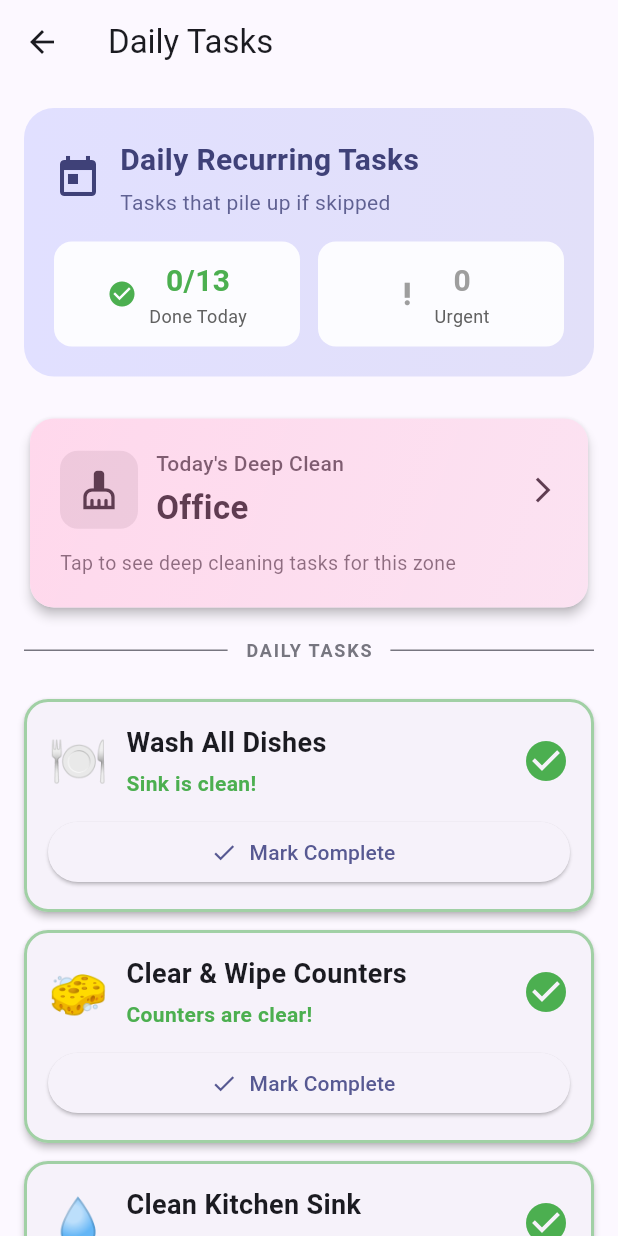
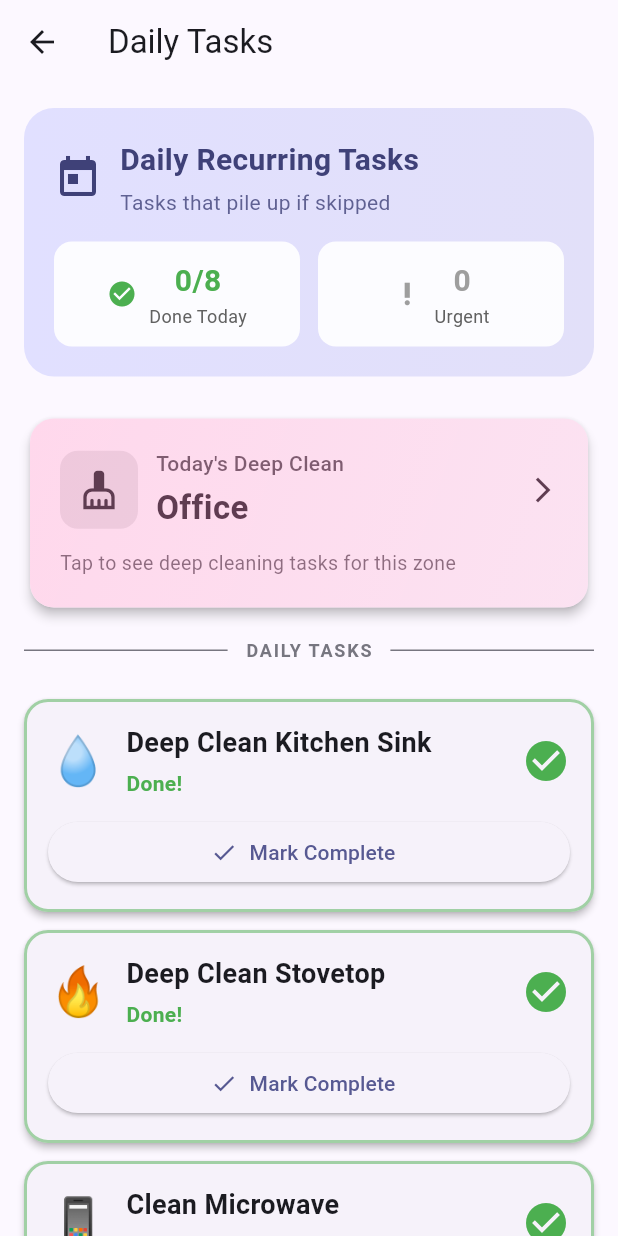
Before and after one commit to dylanmoses235-lang/house-manager-app, a Flutter app: the DailyTasksScreen screen opened directly, on a phone screen of 412 x 824 dp. Run offline on Flutter 3.47's test engine with Material 3 defaults, Android fonts, the phone set to English and light mode, and no system bars; our stand-ins replace cloud_firestore, firebase_auth, firebase_storage, fl_chart, flutter_local_notifications, geolocator and 9 more; accounts and stored records are empty; generated files the repository leaves out were written again; statements that could not run were skipped.

Commit message:
feat(cleaning): implement daily essentials + zone deep-cleaning system
PROBLEM SOLVED:
- Old system: dishes/laundry/trash pile up for days
- New system: daily essentials prevent pileup + zones for deep-cleaning

CHANGES:
- Split tasks into Daily Essentials (done every day) and Zone Tasks (deep-cleaning rotation)
- Daily Essentials: dishes, counters, dog bowls, trash, floor sweep, bathroom quick-clean, laundry
- Zone Tasks: deeper cleaning specific to each area (Monday=Kitchen deep-clean, etc.)
- Updated cleaning_data.dart to reflect deep-cleaning tasks only
- Updated daily_tasks_data.dart with new Daily Essentials structure
- Added NEW_CLEANING_SYSTEM_EXPLAINED.md with complete system explanation

BENEFITS:
✅ No more dish/laundry/trash pileup
✅ Still deep-clean all zones weekly
✅ More manageable daily routine
✅ Better time distribution (~60-70min daily essentials + zone deep-clean)

```diff
--- a/lib/data/cleaning_data.dart
+++ b/lib/data/cleaning_data.dart
@@ -1,5 +1,7 @@
 class CleaningData {
-  // Zone to Day mapping
+  // Zone to Day mapping - Rotating Deep Cleaning Schedule
+  // Daily essentials (dishes, trash, etc.) are done EVERY day
+  // Zone tasks are the DEEP CLEANING for each area
   static Map<String, String> zoneSchedule = {
     'Monday': 'Kitchen',
     'Tuesday': 'Bathroom',
@@ -10,24 +12,21 @@ class CleaningData {
     'Sunday': 'Reset',
   };
 
-  // Zone cleaning tasks (from your spreadsheet)
+  // Zone DEEP CLEANING tasks - these are done on your zone day
+  // NOTE: Daily essentials like dishes, counters, trash are done EVERY DAY
+  // These are the deeper/less frequent tasks for each zone
   static Map<String, List<Map<String, String>>> zoneTasks = {
     'Kitchen': [
       {
         'task': 'Clear all clutter from center table',
-        'howTo': 'Put away items, trash the garbage, create clear workspace - this is priority #1'
+        'howTo': 'Put away items, trash the garbage, create clear workspace - deep organization'
       },
+      // REMOVED dishes - that's done DAILY now!
+      // REMOVED countertops - that's done DAILY now!
+      // REMOVED trash - that's done DAILY now!
       {
-        'task': 'Clear and organize countertops',
-        'howTo': 'Put away items, wipe down all counter surfaces'
-      },
-      {
-        'task': 'Wash all dishes in sink',
-        'howTo': 'Load dishwasher or hand-wash, dry and put away'
-      },
-      {
-        'task': 'Wipe stovetop',
-        'howTo': 'Remove pots/pans first, use degreaser on burners and knobs'
+        'task': 'Deep clean stovetop',
+        'howTo': 'Remove grates, deep clean with degreaser, clean knobs thoroughly'
       },
       {
         'task': 'Clean microwave inside/out',
@@ -42,8 +41,8 @@ class CleaningData {
         'howTo': 'All handles, lower edges where dogs reach'
       },
       {
-        'task': 'Clean sink and faucet',
-        'howTo': 'Scrub basin, shine faucet, wipe around edges'
+        'task': 'Deep clean sink and faucet',
+        'howTo': 'Deep scrub basin and drain, polish faucet, detail edges and caulk'
       },
       {
         'task': 'Wipe backsplash tiles',
@@ -54,12 +53,12 @@ class CleaningData {
         'howTo': 'Toaster, coffee maker - including underneath'
       },
       {
-        'task': 'Empty trash completely',
-        'howTo': 'Take out bag, wipe can inside/out'
+        'task': 'Deep clean trash can',
+        'howTo': 'Wash can inside and out, scrub lid, sanitize'
       },
       {
-        'task': 'Clean dog bowl area',
-        'howTo': 'Wipe bowls, clean feeding mat, sweep around it'
+        'task': 'Deep clean dog bowl area',
+        'howTo': 'Scrub feeding mat, wash area floor, organize dog supplies'
       },
       {
         'task': 'Sweep entire floor',
@@ -79,13 +78,15 @@ class CleaningData {
         'task': 'Pick up all floor items',
         'howTo': 'Clothes to hamper, trash to bin - clear the floor first'
       },
+      // REMOVED quick sink wipe - that's done DAILY now!
+      // This is DEEP CLEAN day for bathroom
       {
         'task': 'Clear vanity countertop',
         'howTo': 'Put items away or in organizer basket'
       },
       {
-        'task': 'Wipe vanity counter & backsplash',
-        'howTo': 'Full counter wipe after clearing items'
+        'task': 'Deep clean vanity and backsplash',
+        'howTo': 'Move all items, scrub backsplash, clean under items, organize drawers'
       },
       {
         'task': 'Clean mirror edge to edge',
@@ -96,20 +97,12 @@ class CleaningData {
         'howTo': 'Scrub basin, polish faucet and handles'
       },
       {
-        'task': 'Scrub toilet bowl',
-        'howTo': 'Brush and cleaner, under rim too'
+        'task': 'Deep clean toilet',
+        'howTo': 'Scrub bowl + under rim, wipe tank/lid/seat/base/floor - full detail clean'
       },
       {
-        'task': 'Wipe toilet exterior',
-        'howTo': 'Tank, lid, seat, base, floor around it - top to bottom'
-      },
-      {
-        'task': 'Wipe shower/tub walls',
-        'howTo': 'Gray tiles and brown accent tiles, focus on soap scum'
-      },
-      {
-        'task': 'Clean shower floor/tub',
-        'howTo': 'Scrub and rinse grime'
+        'task': 'Deep clean shower/tub',
+        'howTo': 'Scrub walls, floor, ledges thoroughly - tackle soap scum and grime'
       },
       {
         'task': 'Wipe shower ledge & bottles',
@@ -128,12 +121,8 @@ class CleaningData {
         'howTo': 'Replace pad if needed, wipe mat underneath'
       },
       {
-        'task': 'Sweep/vacuum floor',
-        'howTo': 'All corners, behind toilet, get dog hair'
-      },
-      {
-        'task': 'Mop floor',
-        'howTo': 'Disinfectant mop, pay attention to toilet base and grout'
+        'task': 'Deep sweep and mop floor',
+        'howTo': 'Thorough sweep of all corners, behind toilet, then disinfectant mop'
       },
       {
         'task': 'Wipe baseboards',
@@ -141,95 +130,68 @@ class CleaningData {
       },
     ],
     'Bedroom': [
+      // Daily: make bed, pick up floor clutter
+      // Zone day: DEEP CLEAN
       {
         'task': 'Make bed fully',
         'howTo': 'Straighten sheets, pillows, blankets - remove any clutter from bed'
       },
       {
-        'task': 'Pick up floor clutter',
-        'howTo': 'Boxes, bags, wires, clothes - clear the floor completely'
+        'task': 'Deep floor cleaning',
+        'howTo': 'Clear all floor items, sweep thoroughly including under furniture, spot mop'
       },
       {
-        'task': 'Clear dresser top clutter',
-        'howTo': 'Organize items, trash empties, manage cables'
-      },
-      {
-        'task': 'Dust dresser surface',
-        'howTo': 'Wipe top, sides, around TV and small shelf'
+        'task': 'Deep clean and organize dresser',
+        'howTo': 'Clear all clutter, dust thoroughly, organize inside drawers, clean around TV'
       },
       {
         'task': 'Clean TV screen',
         'howTo': 'Dry microfiber only, gentle circular motion'
       },
       {
-        'task': 'Dust nightstand/floating shelf',
-        'howTo': 'Move items to clean underneath'
+        'task': 'Deep dust all surfaces',
+        'howTo': 'Nightstand, floating shelf, bar cart, marble console - move all items to clean under'
       },
       {
-        'task': 'Organize bar cart',
-        'howTo': 'Remove empty cans, wipe shelves, restock neatly'
-      },
-      {
-        'task': 'Dust marble console/vanity table',
-        'howTo': 'Damp cloth on marble, dry immediately, wipe frame'
-      },
-      {
-        'task': 'Wipe bedroom doors',
-        'howTo': 'Both sides, handles, clean smudges at dog height'
+        'task': 'Full baseboards and door wipe',
+        'howTo': 'Wipe all baseboards, both sides of doors, handles, dog-height smudges'
       },
       {
         'task': 'Dust wall art & frames',
         'howTo': 'Gently wipe all visible artwork'
       },
       {
-        'task': 'Check under bed',
-        'howTo': 'Remove trash or items, sweep if accessible'
+        'task': 'Under bed deep clean',
+        'howTo': 'Pull out items, vacuum/sweep under bed area, organize storage'
       },
       {
         'task': 'Wipe baseboards',
         'howTo': 'Focus around door and furniture edges'
       },
       {
-        'task': 'Pet hair patrol',
-        'howTo': 'Lint roll bedding if needed, check furniture'
+        'task': 'Laundry and linens refresh',
+        'howTo': 'Strip bed, wash linens, lint-roll bedding for pet hair'
       },
-      {
-        'task': 'Sweep entire floor',
-        'howTo': 'All corners, under furniture, get all dog hair on tile'
-      },
-      {
-        'task': 'Spot mop if needed',
-        'howTo': 'Address any sticky spots or spills'
-      },
+
     ],
     'Living Room': [
+      // Daily: clear surfaces, quick sweep
+      // Zone day: DEEP CLEAN
       {
         'task': 'Straighten couch pillows',
         'howTo': 'Fluff pillows, fold throw blankets neatly'
       },
       {
-        'task': 'Clear clutter from surfaces',
-        'howTo': 'Remove dishes, cups, random items from all surfaces'
+        'task': 'Deep clean all surfaces',
+        'howTo': 'Island, entry table, side table - deep wipe and organize, not just surface clean'
       },
       {
-        'task': 'Wipe kitchen island/entry table',
-        'howTo': 'Striped wood surface and white tiered table'
+        'task': 'Deep vacuum couch and furniture',
+        'howTo': 'Remove cushions, vacuum under/between, get all crevices, deep pet hair removal'
       },
       {
-        'task': 'Dust tiered side table',
-        'howTo': 'Both levels, gold legs, organize items'
-      },
-      {
-        'task': 'Vacuum couch',
-        'howTo': 'Get cushions, crevices, remove dog hair'
-      },
-      {
-        'task': 'Clean TV screen',
-        'howTo': 'Dry microfiber cloth only'
-      },
-      {
-        'task': 'Wipe TV stand/console',
-        'howTo': 'Under devices, around cords'
+        'task': 'Deep clean entertainment area',
+        'howTo': 'TV screen + stand, organize cords, dust all devices, wipe around equipment'
       },
       {
         'task': 'Clean large mirror',
@@ -244,8 +206,8 @@ class CleaningData {
         'howTo': 'Front door, glass insert, black door surface'
       },
       {
-        'task': 'Wipe baseboards',
-        'howTo': 'Along couch, mirror, and corners'
+        'task': 'Deep clean baseboards and trim',
+        'howTo': 'Wipe all baseboards along couch, mirror, corners - get dog nose prints'
       },
       {
         'task': 'Wipe light switches',
@@ -256,42 +218,44 @@ class CleaningData {
         'howTo': 'Lint roll furniture, check around couch base'
       },
       {
-        'task': 'Sweep/vacuum floor',
-        'howTo': 'Dark tile shows everything - get all corners and under furniture'
-      },
-      {
-        'task': 'Mop floor',
-        'howTo': 'After sweeping, focus on traffic paths'
+        'task': 'Deep sweep and mop floors',
+        'howTo': 'Thorough sweep under furniture and corners, then full mop - dark tile shows everything'
       },
     ],
     'Laundry Room': [
+      // Daily: one load of laundry
+      // Zone day: DEEP CLEAN the room itself
       {
         'task': 'Pick up ALL floor clutter',
         'howTo': 'This is priority #1 - clear the walking path completely'
       },
       {
-        'task': 'Wipe washer/dryer tops',
-        'howTo': 'Remove items first, wipe both surfaces clean'
+        'task': 'Washer and dryer deep clean',
+        'howTo': 'Clean inside drum, run cleaning cycle, wipe rubber seals, clean lint trap thoroughly'
       },
       {
         'task': 'Clean detergent area',
-        'howTo': 'Wipe spills, clean cap and dispensers'
+        'howTo': 'Deep clean spills, sanitize dispensers and bottles'
       },
       {
         'task': 'Wipe window sill & blinds',
         'howTo': 'Dust sill, wipe blinds if dusty'
       },
       {
-        'task': 'Wipe shelf',
-        'howTo': 'Wooden shelf - dust and wipe, organize items on it'
+        'task': 'Organize and deep clean storage',
+        'howTo': 'Wooden shelf - remove all items, deep dust and wipe, reorganize neatly'
       },
       {
         'task': 'Wipe chest freezer top & sides',
         'howTo': 'Full exterior wipe down'
       },
       {
+        'task': 'Catch up on ALL laundry',
+        'howTo': 'Do multiple loads if needed - get completely caught up on wash/dry/fold/put away'
+      },
+      {
         'task': 'Check supplies stock',
-        'howTo': 'Detergent, dryer sheets, stain spray'
+        'howTo': 'Detergent, dryer sheets, stain spray - restock if needed'
       },
       {
         'task': 'Wipe door & frame',
@@ -302,100 +266,91 @@ class CleaningData {
         'howTo': 'White baseboards along both walls'
       },
       {
-        'task': 'Sweep floor thoroughly',
-        'howTo': 'Narrow space - get both sides, all corners'
-      },
-      {
-        'task': 'Mop floor',
-        'howTo': 'After sweeping, full floor mop'
+        'task': 'Deep sweep and mop',
+        'howTo': 'Thorough sweep of narrow space - both walls, all corners, then full mop'
       },
     ],
     'Office': [
+      // Zone day: DEEP CLEAN
       {
         'task': 'Pick up all floor clutter',
-        'howTo': 'Clear the walking path - this is the biggest issue'
+        'howTo': 'Clear the walking path - deep organization, not just surface pick-up'
       },
       {
-        'task': 'Clear desk surface',
-        'howTo': 'Toss trash, organize items, wipe down all desk levels'
+        'task': 'Deep organize desk',
+        'howTo': 'Clear all surfaces, sort papers, organize drawers, wipe all levels thoroughly'
       },
       {
-        'task': 'Dust monitors & electronics',
-        'howTo': 'Microfiber on screens, light wipe on equipment'
+        'task': 'Clean all electronics',
+        'howTo': 'Monitors, keyboard, mouse, equipment - deep clean with proper electronics wipes'
       },
       {
-        'task': 'Organize desk cables',
-        'howTo': 'Bundle cords, secure loose wires'
+        'task': 'Cable management',
+        'howTo': 'Bundle all cords properly, secure loose wires, organize charging stations'
       },
       {
-        'task': 'Disinfect keyboard & mouse',
-        'howTo': 'Electronics-safe wipes'
+        'task': 'Deep clean all furniture',
+        'howTo': 'Vacuum office chair (crevices, wheels), vacuum/spot clean armchair'
       },
       {
-        'task': 'Vacuum/dust office chair',
-        'howTo': 'Fabric chair - get crevices and wheels'
+        'task': 'Windows and mirrors',
+        'howTo': 'Large mirror behind desk, window, dust curtain rod - streak-free clean'
       },
       {
-        'task': 'Wipe armchair',
-        'howTo': 'Grey patterned chair - vacuum or spot clean'
-      },
-      {
-        'task': 'Clean mirror',
-        'howTo': 'Large frameless mirror behind desk'
-      },
-      {
-        'task': 'Wipe window & curtain rod',
-        'howTo': 'Dust curtain rod, wipe window if accessible'
-      },
-      {
-        'task': 'Empty trash',
-        'howTo': 'Clear any trash from floor or desk'
+        'task': 'Empty trash and declutter',
+        'howTo': 'Remove all trash, paper shred if needed, clear unnecessary items'
       },
       {
         'task': 'Wipe baseboards',
-        'howTo': 'Around room perimeter'
+        'howTo': 'Around entire room perimeter'
       },
       {
-        'task': 'Sweep/vacuum floor',
-        'howTo': 'Tile floor - under desk, around chair, all visible areas'
+        'task': 'Deep floor clean',
+        'howTo': 'Thorough sweep/vacuum under desk, around chair, all corners, then full floor clean'
       },
     ],
     'Reset': [
+      // Sunday is for catching up, planning, and preparing for the week
+      // Remember: Daily essentials are ALREADY being done every day!
       {
-        'task': 'Light tidy-up all rooms',
-        'howTo': 'Quick scan of each room, fix anything obvious'
+        'task': 'Quick tidy all rooms',
+        'howTo': 'Walk through each room - quick surface tidy, put away items'
       },
       {
-        'task': 'Catch up missed tasks',
-        'howTo': 'Review the week, knock out anything skipped'
+        'task': 'Catch up any missed zone tasks',
+        'howTo': 'Review the week - did you skip any zone days? Catch up now'
       },
       {
-        'task': 'Final laundry load',
-        'howTo': 'Wash, dry, fold and put away'
+        'task': 'Laundry marathon if needed',
+        'howTo': 'If behind on laundry, do multiple loads today to catch up fully'
       },
       {
-        'task': 'Reset bathroom essentials',
-        'howTo': 'Swap towels, refill TP, restock items'
+        'task': 'Bathroom restock',
+        'howTo': 'Swap towels for fresh ones, refill TP, restock toiletries'
       },
       {
-        'task': 'Quick fridge cleanout',
-        'howTo': 'Toss old leftovers, wipe shelves if needed'
+        'task': 'Fridge deep clean',
+        'howTo': 'Toss old leftovers and expired items, wipe shelves, organize'
       },
       {
-        'task': 'Take out all trash',
-        'howTo': 'Every room - fresh start for the week'
+        'task': 'Take out ALL trash',
+        'howTo': 'Every room - empty all bins for fresh start Monday'
       },
       {
-        'task': 'Meal prep check',
-        'howTo': 'Review upcoming week schedule and meals'
+        'task': 'Meal prep and plan',
+        'howTo': 'Review upcoming week schedule, plan meals, prep what you can'
       },
       {
-        'task': 'Restock pet supplies',
-        'howTo': 'Check dog food, treats, prep bowls for week'
+        'task': 'Pet supply restock',
+        'howTo': 'Check dog food, treats, pee pads, prep bowls and stations for week'
       },
       {
         'task': 'Review planner',
-        'howTo': 'Check upcoming appointments and tasks'
+        'howTo': 'Check upcoming appointments, tasks, and priorities for the week'
+      },
+      {
+        'task': 'Self-care check',
+        'howTo': 'How are you feeling? What do you need this week? Plan accordingly'
       },
     ],
   };
--- a/lib/data/daily_tasks_data.dart
+++ b/lib/data/daily_tasks_data.dart
@@ -1,7 +1,7 @@
 class DailyTasksData {
-  // Daily recurring tasks that need to be done every day to prevent pileup
-  // These are the critical tasks that cause problems if skipped
-  static List<Map<String, String>> dailyRecurringTasks = [
+  // DAILY ESSENTIAL TASKS - Do EVERY DAY to prevent pileup!
+  // These are non-negotiable maintenance tasks
+  static List<Map<String, String>> dailyEssentialTasks = [
     {
       'id': 'dishes',
       'name': 'Wash All Dishes',
@@ -9,6 +9,7 @@ class DailyTasksData {
       'emoji': '🍽️',
       'zone': 'Kitchen',
       'priority': 'high',
+      'estimatedMinutes': '15',
     },
     {
       'id': 'kitchen_counter',
@@ -17,22 +18,7 @@ class DailyTasksData {
       'emoji': '🧽',
       'zone': 'Kitchen',
       'priority': 'high',
-    },
-    {
-      'id': 'sink',
-      'name': 'Clean Kitchen Sink',
-      'description': 'Scrub basin, shine faucet, wipe around edges',
-      'emoji': '💧',
-      'zone': 'Kitchen',
-      'priority': 'medium',
-    },
-    {
-      'id': 'stovetop',
-      'name': 'Wipe Stovetop',
-      'description': 'Quick wipe of burners and knobs after cooking',
-      'emoji': '🔥',
-      'zone': 'Kitchen',
-      'priority': 'medium',
+      'estimatedMinutes': '10',
     },
     {
       'id': 'dog_bowls',
@@ -41,38 +27,84 @@ class DailyTasksData {
       'emoji': '🐕',
       'zone': 'Kitchen',
       'priority': 'high',
+      'estimatedMinutes': '5',
     },
     {
-      'id': 'trash',
-      'name': 'Take Out Trash',
-      'description': 'Empty kitchen trash, replace bag if needed',
+      'id': 'trash_check',
+      'name': 'Check/Empty Trash',
+      'description': 'Empty kitchen trash if full or smelly, replace bag',
       'emoji': '🗑️',
       'zone': 'Kitchen',
       'priority': 'high',
+      'estimatedMinutes': '5',
     },
     {
       'id': 'floor_sweep',
-      'name': 'Sweep Kitchen Floor',
-      'description': 'Sweep kitchen floor - get crumbs, dog hair, and corners',
+      'name': 'Quick Floor Sweep',
+      'description': 'Sweep main traffic areas - kitchen and living room for dog hair',
       'emoji': '🧹',
-      'zone': 'Kitchen',
-      'priority': 'medium',
+      'zone': 'Multiple',
+      'priority': 'high',
+      'estimatedMinutes': '10',
     },
     {
       'id': 'bathroom_quick',
       'name': 'Bathroom Quick Clean',
-      'description': 'Wipe sink, counter, and toilet seat - 5 min tidy',
+      'description': 'Wipe sink, counter, and toilet seat - 5 min maintenance',
       'emoji': '🚽',
       'zone': 'Bathroom',
       'priority': 'high',
+      'estimatedMinutes': '5',
+    },
+    {
+      'id': 'laundry_load',
+      'name': 'One Load of Laundry',
+      'description': 'Wash, dry, fold, and put away one load',
+      'emoji': '👔',
+      'zone': 'Laundry Room',
+      'priority': 'high',
+      'estimatedMinutes': '20',
+    },
+  ];
+
+  // ROTATING TASKS - These happen less frequently
+  // Do these 2-3x per week or as needed
+  static List<Map<String, String>> dailyRecurringTasks = [
+    {
+      'id': 'sink',
+      'name': 'Deep Clean Kitchen Sink',
+      'description': 'Scrub basin thoroughly, shine faucet, clean around edges and drain',
+      'emoji': '💧',
+      'zone': 'Kitchen',
+      'priority': 'medium',
+      'estimatedMinutes': '10',
+    },
+    {
+      'id': 'stovetop',
+      'name': 'Deep Clean Stovetop',
+      'description': 'Remove grates, degrease burners and knobs thoroughly',
+      'emoji': '🔥',
+      'zone': 'Kitchen',
+      'priority': 'medium',
+      'estimatedMinutes': '15',
+    },
+    {
+      'id': 'microwave',
+      'name': 'Clean Microwave',
+      'description': 'Clean inside and outside, wipe buttons and door',
+      'emoji': '📱',
+      'zone': 'Kitchen',
+      'priority': 'low',
+      'estimatedMinutes': '10',
     },
     {
       'id': 'bathroom_floor',
-      'name': 'Quick Bathroom Sweep',
-      'description': 'Sweep up dog hair and dust from bathroom floor',
+      'name': 'Sweep/Mop Bathroom',
+      'description': 'Sweep and mop bathroom floor thoroughly',
       'emoji': '🧹',
       'zone': 'Bathroom',
-      'priority': 'low',
+      'priority': 'medium',
+      'estimatedMinutes': '10',
     },
     {
       'id': 'bed_make',
@@ -81,30 +113,34 @@ class DailyTasksData {
       'emoji': '🛏️',
       'zone': 'Bedroom',
       'priority': 'medium',
+      'estimatedMinutes': '5',
     },
     {
       'id': 'bedroom_clutter',
       'name': 'Pick Up Bedroom Floor',
-      'description': 'Quick pickup of clothes, items on floor',
+      'description': 'Quick pickup of clothes and items on floor',
       'emoji': '👕',
       'zone': 'Bedroom',
       'priority': 'medium',
+      'estimatedMinutes': '10',
     },
     {
       'id': 'living_room_clutter',
-      'name': 'Clear Living Room Surfaces',
+      'name': 'Clear Living Room',
       'description': 'Remove dishes, cups, random items from couch and tables',
       'emoji': '🛋️',
       'zone': 'Living Room',
       'priority': 'medium',
+      'estimatedMinutes': '10',
     },
     {
-      'id': 'laundry',
-      'name': 'One Load of Laundry',
-      'description': 'Wash, dry, fold, and put away one load',
-      'emoji': '👔',
-      'zone': 'Laundry Room',
-      'priority': 'medium',
+      'id': 'vacuum_couch',
+      'name': 'Vacuum Couch',
+      'description': 'Remove dog hair and debris from couch cushions',
+      'emoji': '🛋️',
+      'zone': 'Living Room',
+      'priority': 'low',
+      'estimatedMinutes': '15',
     },
   ];
 
```
Also changed, not shown: 1 other file.
